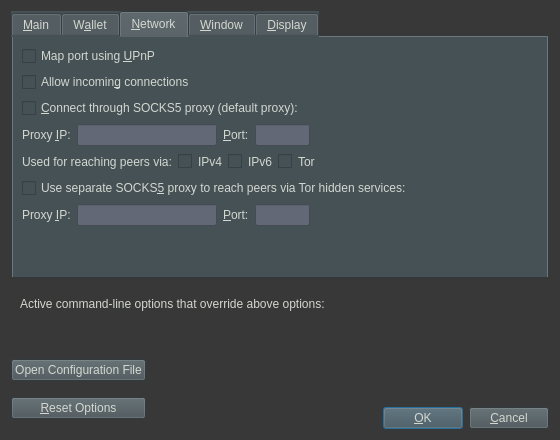
xCryptoCash/veles, file src/qt/forms/optionsdialog.ui: the form before one commit.
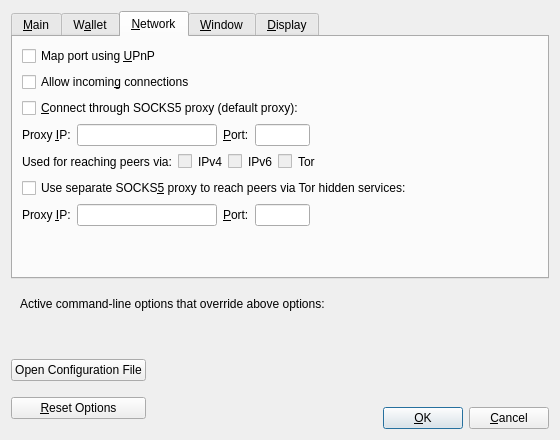
The form after the commit. The open tabs and pages were chosen to show the change. Custom widgets are drawn as their Qt base class.

The edit to the form file:
```diff
--- a/src/qt/forms/optionsdialog.ui
+++ b/src/qt/forms/optionsdialog.ui
@@ -13,22 +13,12 @@
   <property name="windowTitle">
    <string>Options</string>
   </property>
-  <property name="styleSheet">
-   <string notr="true">background-color:rgb(56, 56, 56);;
-color:rgb(211, 215, 207);
-font: 75 12pt &quot;Uroob&quot;;</string>
-  </property>
   <property name="modal">
    <bool>true</bool>
   </property>
   <layout class="QVBoxLayout" name="verticalLayout">
    <item>
     <widget class="QTabWidget" name="tabWidget">
-     <property name="styleSheet">
-      <string notr="true">background-color:rgb(70, 81, 86);
-color:rgb(211, 215, 207);
-font: 75 12pt &quot;Uroob&quot;;</string>
-     </property>
      <property name="currentIndex">
       <number>4</number>
      </property>
@@ -331,11 +321,6 @@
            <property name="toolTip">
             <string>IP address of the proxy (e.g. IPv4: 127.0.0.1 / IPv6: ::1)</string>
            </property>
-           <property name="styleSheet">
-            <string notr="true">background-color:rgb(98, 104, 118);
-color:rgb(211, 215, 207);
-font: 75 12pt &quot;Uroob&quot;;</string>
-           </property>
           </widget>
          </item>
          <item>
@@ -368,11 +353,6 @@
            <property name="toolTip">
             <string>Port of the proxy (e.g. 9050)</string>
            </property>
-           <property name="styleSheet">
-            <string notr="true">background-color:rgb(98, 104, 118);
-color:rgb(211, 215, 207);
-font: 75 12pt &quot;Uroob&quot;;</string>
-           </property>
           </widget>
          </item>
          <item>
@@ -410,9 +390,6 @@
            <property name="toolTip">
             <string>Shows if the supplied default SOCKS5 proxy is used to reach peers via this network type.</string>
            </property>
-           <property name="styleSheet">
-            <string notr="true"/>
-           </property>
            <property name="text">
             <string/>
            </property>
@@ -436,9 +413,6 @@
            <property name="toolTip">
             <string>Shows if the supplied default SOCKS5 proxy is used to reach peers via this network type.</string>
            </property>
-           <property name="styleSheet">
-            <string notr="true"/>
-           </property>
            <property name="text">
             <string/>
            </property>
@@ -462,9 +436,6 @@
            <property name="toolTip">
             <string>Shows if the supplied default SOCKS5 proxy is used to reach peers via this network type.</string>
            </property>
-           <property name="styleSheet">
-            <string notr="true"/>
-           </property>
            <property name="text">
             <string/>
            </property>
@@ -537,11 +508,6 @@
            <property name="toolTip">
             <string>IP address of the proxy (e.g. IPv4: 127.0.0.1 / IPv6: ::1)</string>
            </property>
-           <property name="styleSheet">
-            <string notr="true">background-color:rgb(98, 104, 118);
-color:rgb(211, 215, 207);
-font: 75 12pt &quot;Uroob&quot;;</string>
-           </property>
           </widget>
          </item>
          <item>
@@ -574,11 +540,6 @@
            <property name="toolTip">
             <string>Port of the proxy (e.g. 9050)</string>
            </property>
-           <property name="styleSheet">
-            <string notr="true">background-color:rgb(98, 104, 118);
-color:rgb(211, 215, 207);
-font: 75 12pt &quot;Uroob&quot;;</string>
-           </property>
           </widget>
          </item>
          <item>
@@ -825,11 +786,6 @@
          <property name="toolTip">
           <string>Open the %1 configuration file from the working directory.</string>
          </property>
-         <property name="styleSheet">
-          <string notr="true">background-color:rgb(70, 81, 86);
-color:rgb(211, 215, 207);
-font: 75 12pt &quot;Uroob&quot;;</string>
-         </property>
          <property name="text">
           <string>Open Configuration File</string>
          </property>
@@ -843,11 +799,6 @@
          <property name="toolTip">
           <string>Reset all client options to default.</string>
          </property>
-         <property name="styleSheet">
-          <string notr="true">background-color:rgb(70, 81, 86);
-color:rgb(211, 215, 207);
-font: 75 12pt &quot;Uroob&quot;;</string>
-         </property>
          <property name="text">
           <string>&amp;Reset Options</string>
          </property>
@@ -881,11 +832,8 @@
        </property>
        <property name="font">
         <font>
-         <family>Uroob</family>
-         <pointsize>12</pointsize>
-         <weight>9</weight>
-         <italic>false</italic>
-         <bold>false</bold>
+         <weight>75</weight>
+         <bold>true</bold>
         </font>
        </property>
        <property name="text">
@@ -931,11 +879,6 @@
         <layout class="QHBoxLayout" name="horizontalLayout">
          <item>
           <widget class="QPushButton" name="okButton">
-           <property name="styleSheet">
-            <string notr="true">background-color:rgb(70, 81, 86);
-color:rgb(211, 215, 207);
-font: 75 12pt &quot;Uroob&quot;;</string>
-           </property>
            <property name="text">
             <string>&amp;OK</string>
            </property>
@@ -949,11 +892,6 @@
          </item>
          <item>
           <widget class="QPushButton" name="cancelButton">
-           <property name="styleSheet">
-            <string notr="true">background-color:rgb(70, 81, 86);
-color:rgb(211, 215, 207);
-font: 75 12pt &quot;Uroob&quot;;</string>
-           </property>
            <property name="text">
             <string>&amp;Cancel</string>
            </property>
```
Left out of the diff: 19 changed lines with no effect on the pictures. Lines whose indentation alone changed are shown as unchanged.
